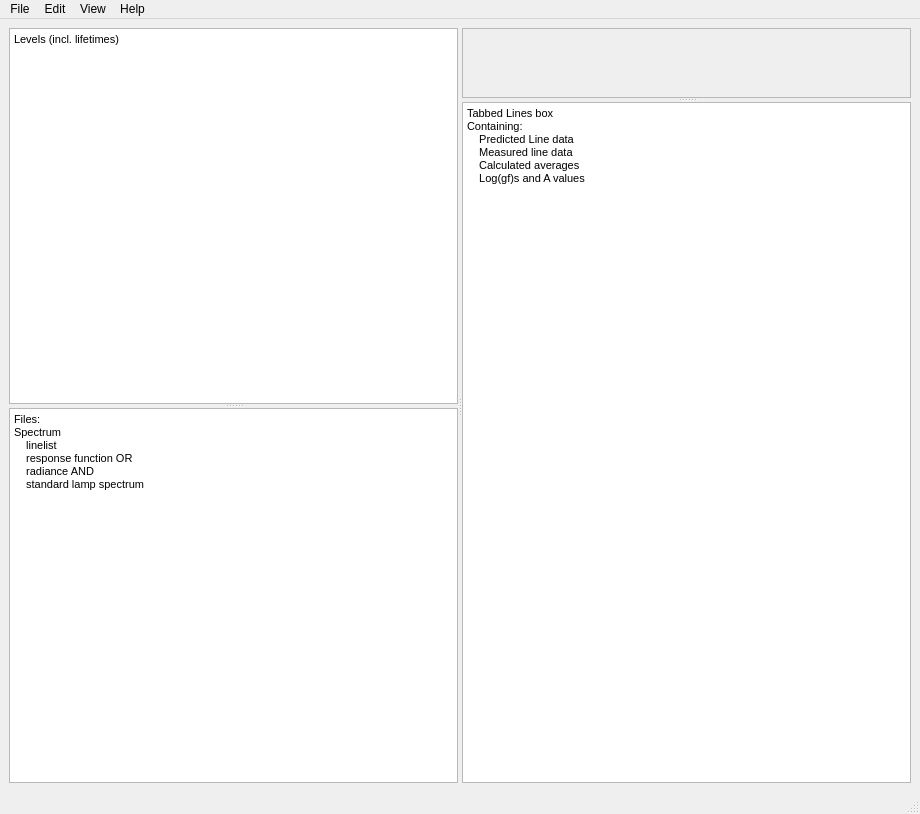
ImperialCollegeLondon/SAAS, file mainwindow2.ui: the form before one commit.
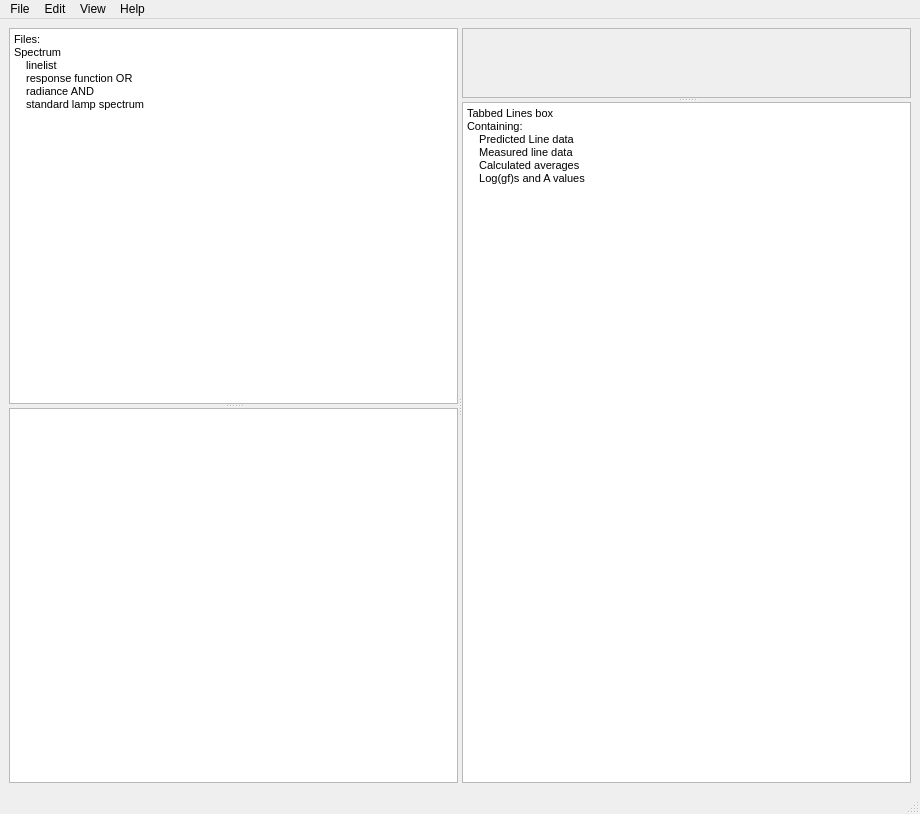
The form after the commit.

The edit to the form file:
```diff
--- a/mainwindow2.ui
+++ b/mainwindow2.ui
@@ -24,15 +24,6 @@
        <property name="orientation">
         <enum>Qt::Vertical</enum>
        </property>
-       <widget class="QTextBrowser" name="textBrowser">
-        <property name="html">
-         <string>&lt;!DOCTYPE HTML PUBLIC &quot;-//W3C//DTD HTML 4.0//EN&quot; &quot;http://www.w3.org/TR/REC-html40/strict.dtd&quot;&gt;
-&lt;html&gt;&lt;head&gt;&lt;meta name=&quot;qrichtext&quot; content=&quot;1&quot; /&gt;&lt;style type=&quot;text/css&quot;&gt;
-p, li { white-space: pre-wrap; }
-&lt;/style&gt;&lt;/head&gt;&lt;body style=&quot; font-family:'MS Shell Dlg 2'; font-size:8.25pt; font-weight:400; font-style:normal;&quot;&gt;
-&lt;p style=&quot; margin-top:0px; margin-bottom:0px; margin-left:0px; margin-right:0px; -qt-block-indent:0; text-indent:0px;&quot;&gt;Levels (incl. lifetimes)&lt;/p&gt;&lt;/body&gt;&lt;/html&gt;</string>
-        </property>
-       </widget>
        <widget class="QTextBrowser" name="textBrowser_2">
         <property name="html">
          <string>&lt;!DOCTYPE HTML PUBLIC &quot;-//W3C//DTD HTML 4.0//EN&quot; &quot;http://www.w3.org/TR/REC-html40/strict.dtd&quot;&gt;
@@ -47,6 +38,7 @@
 &lt;p style=&quot; margin-top:0px; margin-bottom:0px; margin-left:0px; margin-right:0px; -qt-block-indent:0; text-indent:0px;&quot;&gt;    standard lamp spectrum&lt;/p&gt;&lt;/body&gt;&lt;/html&gt;</string>
         </property>
        </widget>
+       <widget class="QTableWidget" name="tableWidget"/>
       </widget>
       <widget class="QSplitter" name="right_splitter">
        <property name="orientation">
```
